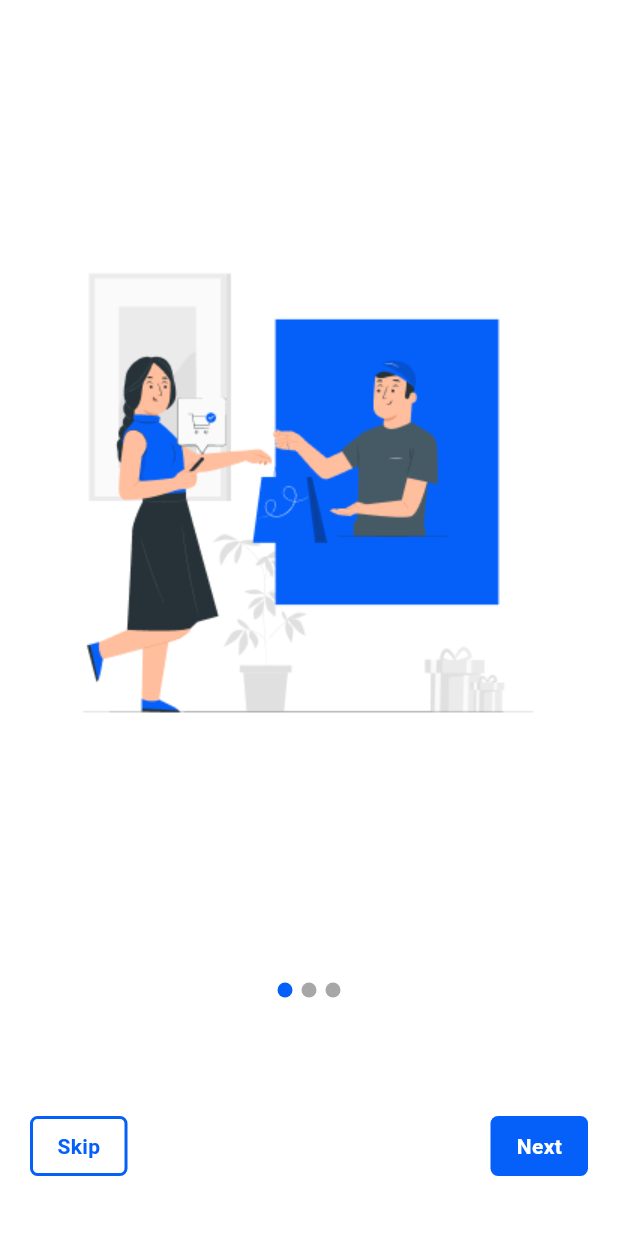
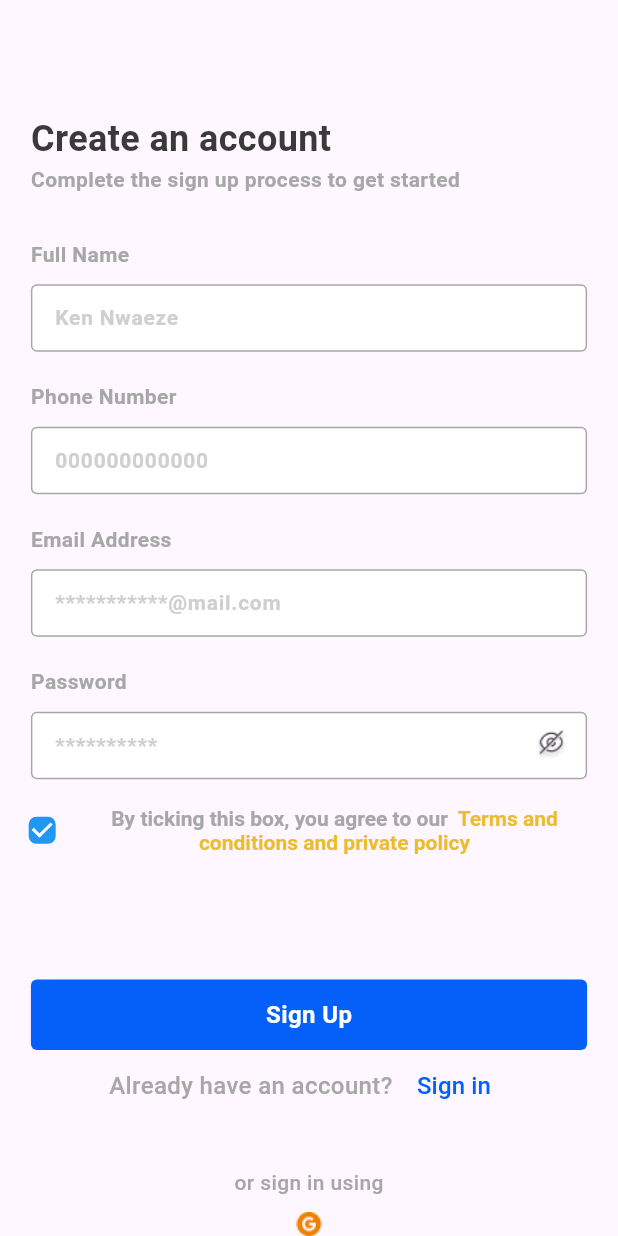
Before and after one commit to Nekori228/OECH-APP, a Flutter app: the screen it shows after launch, after a tap on "Next", on a phone screen of 412 x 824 dp. Run offline on Flutter 3.47's test engine with Material 2 defaults, Android fonts, the phone set to English and light mode, and no system bars; our stand-ins replace google_fonts; missing offline and left inert: syncfusion_flutter_pdfviewer.

Commit message:
Success question 3,4

```diff
--- a/lib/pages/Onboarding.dart
+++ b/lib/pages/Onboarding.dart
@@ -1,6 +1,8 @@
 import 'package:flutter/cupertino.dart';
 import 'package:flutter/material.dart';
 import 'package:google_fonts/google_fonts.dart';
+
+import 'SignUp.dart';
 
 class Onboarding extends StatelessWidget {
   const Onboarding({Key? key}) : super(key: key);
@@ -119,12 +121,12 @@ class _CarouselState extends State<Carousel> {
                     width: 65,
                     child: GestureDetector(
                       onTap: () {
-                        // Navigator.pushReplacement(
-                        //   context,
-                        //   MaterialPageRoute(
-                        //     builder: (context) => Sign_up(),
-                        //   ),
-                        // );
+                        Navigator.pushReplacement(
+                          context,
+                          MaterialPageRoute(
+                            builder: (context) => SignUp(),
+                          ),
+                        );
                       },
                       child: Container(
                         decoration: BoxDecoration(
@@ -155,12 +157,12 @@ class _CarouselState extends State<Carousel> {
                   height: 47,
                   child: GestureDetector(
                     onTap: () {
-                      // Navigator.pushReplacement(
-                      //   context,
-                      //   MaterialPageRoute(
-                      //     builder: (context) => Sign_up(),
-                      //   ),
-                      // );
+                      Navigator.pushReplacement(
+                        context,
+                        MaterialPageRoute(
+                          builder: (context) => SignUp(),
+                        ),
+                      );
                     },
                     child: Container(
                       decoration: BoxDecoration(
--- /dev/null
+++ b/lib/pages/SignUp.dart
@@ -0,0 +1,345 @@
+import 'package:flutter/cupertino.dart';
+import 'package:flutter/material.dart';
+import 'package:google_fonts/google_fonts.dart';
+
+import 'LogIn.dart';
+import 'PrivatePolicy.dart';
+
+class SignUp extends StatefulWidget {
+  SignUp({Key? key}) : super(key: key);
+
+  @override
+  State<SignUp> createState() => _SignUpState();
+}
+
+class _SignUpState extends State<SignUp> {
+  bool _obscureText = true;
+
+  void _toggleObscureText() {
+    setState(() {
+      _obscureText = !_obscureText;
+    });
+  }
+
+  bool? _isChecked = true;
+
+  void _toggleCheckbox(bool? value) {
+    setState(() {
+      _isChecked = value;
+    });
+  }
+
+  @override
+  Widget build(BuildContext context) {
+    return Scaffold(
+      body: SafeArea(
+        child: Column(
+          mainAxisAlignment: MainAxisAlignment.center,
+          crossAxisAlignment: CrossAxisAlignment.start,
+          children: [
+            Spacer(),
+            Container(
+              margin: EdgeInsets.symmetric(
+                  horizontal: MediaQuery.of(context).size.width * 0.05),
+              child: Column(
+                crossAxisAlignment: CrossAxisAlignment.start,
+                children: [
+                  Text(
+                    "Create an account",
+                    style: GoogleFonts.roboto(
+                        color: Color(0xFF3A3A3A),
+                        fontSize: 24,
+                        fontWeight: FontWeight.w600),
+                  ),
+                  Text(
+                    "Complete the sign up process to get started",
+                    style: GoogleFonts.roboto(
+                        color: Color(0xFFA7A7A7),
+                        fontSize: 14,
+                        fontWeight: FontWeight.w600),
+                  ),
+                  SizedBox(height: 30),
+                  Text(
+                    "Full Name",
+                    style: GoogleFonts.roboto(
+                        color: Color(0xFFA7A7A7),
+                        fontSize: 14,
+                        fontWeight: FontWeight.w600),
+                  ),
+                  SizedBox(height: 10),
+                  SizedBox(
+                    height: 45,
+                    child: TextField(
+                      textAlignVertical: TextAlignVertical.center,
+                      decoration: InputDecoration(
+                        filled: true,
+                        fillColor: Colors.white,
+                        enabledBorder: OutlineInputBorder(
+                          borderSide:
+                              BorderSide(color: Color(0xFFA7A7A7), width: 1.0),
+                        ),
+                        focusedBorder: OutlineInputBorder(
+                          borderSide:
+                              BorderSide(color: Color(0xFFA7A7A7), width: 1.0),
+                        ),
+                        hintText: 'Ken Nwaeze',
+                        hintStyle: GoogleFonts.roboto(
+                            color: Color(0xFFCFCFCF),
+                            fontSize: 14,
+                            fontWeight: FontWeight.w600),
+                      ),
+                    ),
+                  ),
+                  SizedBox(height: 20),
+                  Text(
+                    "Phone Number",
+                    style: GoogleFonts.roboto(
+                        color: Color(0xFFA7A7A7),
+                        fontSize: 14,
+                        fontWeight: FontWeight.w600),
+                  ),
+                  SizedBox(height: 10),
+                  SizedBox(
+                    height: 45,
+                    child: TextField(
+                      textAlignVertical: TextAlignVertical.center,
+                      decoration: InputDecoration(
+                        filled: true,
+                        fillColor: Colors.white,
+                        enabledBorder: OutlineInputBorder(
+                          borderSide:
+                              BorderSide(color: Color(0xFFA7A7A7), width: 1.0),
+                        ),
+                        focusedBorder: OutlineInputBorder(
+                          borderSide:
+                              BorderSide(color: Color(0xFFA7A7A7), width: 1.0),
+                        ),
+                        hintText: '000000000000',
+                        hintStyle: GoogleFonts.roboto(
+                            color: Color(0xFFCFCFCF),
+                            fontSize: 14,
+                            fontWeight: FontWeight.w600),
+                      ),
+                    ),
+                  ),
+                  SizedBox(height: 20),
+                  Text(
+                    "Email Address",
+                    style: GoogleFonts.roboto(
+                        color: Color(0xFFA7A7A7),
+                        fontSize: 14,
+                        fontWeight: FontWeight.w600),
+                  ),
+                  SizedBox(height: 10),
+                  SizedBox(
+                    height: 45,
+                    child: TextField(
+                      textAlignVertical: TextAlignVertical.center,
+                      decoration: InputDecoration(
+                        filled: true,
+                        fillColor: Colors.white,
+                        enabledBorder: OutlineInputBorder(
+                          borderSide:
+                              BorderSide(color: Color(0xFFA7A7A7), width: 1.0),
+                        ),
+                        focusedBorder: OutlineInputBorder(
+                          borderSide:
+                              BorderSide(color: Color(0xFFA7A7A7), width: 1.0),
+                        ),
+                        hintText: '***********@mail.com',
+                        hintStyle: GoogleFonts.roboto(
+                            color: Color(0xFFCFCFCF),
+                            fontSize: 14,
+                            fontWeight: FontWeight.w600),
+                      ),
+                    ),
+                  ),
+                  SizedBox(height: 20),
+                  Text(
+                    "Password",
+                    style: GoogleFonts.roboto(
+                        color: Color(0xFFA7A7A7),
+                        fontSize: 14,
+                        fontWeight: FontWeight.w600),
+                  ),
+                  SizedBox(height: 10),
+                  SizedBox(
+                    height: 45,
+                    child: TextField(
+                      obscureText: _obscureText,
+                      textAlignVertical: TextAlignVertical.center,
+                      decoration: InputDecoration(
+                        filled: true,
+                        fillColor: Colors.white,
+                        enabledBorder: OutlineInputBorder(
+                          borderSide:
+                              BorderSide(color: Color(0xFFA7A7A7), width: 1.0),
+                        ),
+                        focusedBorder: OutlineInputBorder(
+                          borderSide:
+                              BorderSide(color: Color(0xFFA7A7A7), width: 1.0),
+                        ),
+                        hintText: '**********',
+                        hintStyle: GoogleFonts.roboto(
+                            color: Color(0xFFCFCFCF),
+                            fontSize: 14,
+                            fontWeight: FontWeight.w600),
+                        suffixIcon: IconButton(
+                          icon: _obscureText
+                              ? ImageIcon(
+                                  AssetImage('assets/icons/eye_close.png'),
+                                )
+                              : ImageIcon(
+                                  AssetImage('assets/icons/eye_open.png'),
+                                ),
+                          onPressed: _toggleObscureText,
+                        ),
+                      ),
+                    ),
+                  ),
+                ],
+              ),
+            ),
+            SizedBox(height: 10),
+            Container(
+              margin: EdgeInsets.symmetric(
+                  horizontal: MediaQuery.of(context).size.width * 0.01),
+              child: Row(
+                children: [
+                  Container(
+                    child: Checkbox(
+                      value: _isChecked ?? false,
+                      onChanged: (bool? value) {
+                        _toggleCheckbox(value);
+                      },
+                      activeColor: Colors.blue,
+                      checkColor: Colors.white,
+                      shape: RoundedRectangleBorder(
+                        borderRadius: BorderRadius.circular(5),
+                        side: BorderSide(
+                          color: Color(
+                              0xFF006CEC), // Цвет границ Checkbox в неактивном состоянии
+                        ),
+                      ),
+                    ),
+                  ),
+                  Expanded(
+                    child: Padding(
+                      padding: const EdgeInsets.fromLTRB(0, 0, 14, 0),
+                      child: TextButton(
+                        onPressed: () {
+                          Navigator.push(
+                            context,
+                            MaterialPageRoute(
+                                builder: (context) => const PrivatePolicy()),
+                          );
+                        },
+                        child: RichText(
+                          textAlign: TextAlign.center,
+                          text: TextSpan(
+                            children: <TextSpan>[
+                              TextSpan(
+                                text: 'By ticking this box, you agree to our  ',
+                                style: GoogleFonts.roboto(
+                                    color: Color(0xFFA7A7A7),
+                                    fontSize: 14,
+                                    fontWeight: FontWeight.bold),
+                              ),
+                              TextSpan(
+                                text: 'Terms and conditions and private policy',
+                                style: GoogleFonts.roboto(
+                                    color: Color(0xFFEBBC2E),
+                                    fontSize: 14,
+                                    fontWeight: FontWeight.bold),
+                              ),
+                            ],
+                          ),
+                        ),
+                      ),
+                    ),
+                  ),
+                ],
+              ),
+            ),
+            Spacer(),
+            Container(
+              margin: EdgeInsets.symmetric(
+                  horizontal: MediaQuery.of(context).size.width * 0.05),
+              child: Column(
+                children: [
+                  SizedBox(
+                    width: double.infinity,
+                    height: 47,
+                    child: GestureDetector(
+                      onTap: _isChecked == true
+                          ? () {
+                              Navigator.pushReplacement(
+                                context,
+                                MaterialPageRoute(
+                                  builder: (context) => LogIn(),
+                                ),
+                              );
+                            }
+                          : null,
+                      child: Container(
+                        decoration: BoxDecoration(
+                            borderRadius: BorderRadius.circular(4),
+                            color: Color(0xFF0560FA)),
+                        child: Center(
+                          child: Text(
+                            "Sign Up",
+                            style: GoogleFonts.roboto(
+                                color: Color(0xFFFFFFFF),
+                                fontSize: 16,
+                                fontWeight: FontWeight.bold),
+                          ),
+                        ),
+                      ),
+                    ),
+                  ),
+                  Row(
+                    mainAxisAlignment: MainAxisAlignment.center,
+                    children: [
+                      Text(
+                        'Already have an account? ',
+                        style: GoogleFonts.roboto(
+                            color: Color(0xFFA7A7A7),
+                            fontSize: 16,
+                            fontWeight: FontWeight.w500),
+                      ),
+                      TextButton(
+                        onPressed: () {
+                          Navigator.push(
+                            context,
+                            MaterialPageRoute(builder: (context) => SignUp()),
+                          );
+                        },
+                        child: Text(
+                          'Sign in',
+                          style: GoogleFonts.roboto(
+                              color: Color(0xFF0560FA),
+                              fontSize: 16,
+                              fontWeight: FontWeight.w500),
+                        ),
+                      ),
+                    ],
+                  ),
+                  SizedBox(height: 30),
+                  Text(
+                    'or sign in using',
+                    style: GoogleFonts.roboto(
+                        color: Color(0xFFA7A7A7),
+                        fontSize: 14,
+                        fontWeight: FontWeight.w500),
+                  ),
+                  SizedBox(height: 10),
+                  Image.asset('assets/photo/google.png')
+                ],
+              ),
+            ),
+          ],
+        ),
+      ),
+    );
+  }
+}
--- a/pubspec.yaml
+++ b/pubspec.yaml
@@ -37,6 +37,7 @@ dependencies:
   cupertino_icons: ^1.0.2
   flutter_native_splash: ^2.3.4
   google_fonts: ^5.1.0
+  syncfusion_flutter_pdfviewer: ^22.1.37
 
 dev_dependencies:
   flutter_test:
@@ -68,6 +69,8 @@ flutter:
   # To add assets to your application, add an assets section, like this:
   assets:
     - assets/photo/
+    - assets/icons/
+    - assets/docs/
 
   # An image asset can refer to one or more resolution-specific "variants", see
   # https://flutter.dev/assets-and-images/#resolution-aware
```
Also changed, not shown: lib/pages/LogIn.dart (added, +266 -0 lines), lib/pages/PrivatePolicy.dart (added, +34 -0 lines), assets/icons/eye_close.png (added), assets/icons/eye_open.png (added), assets/photo/google.png (added), pubspec.lock, 2 other files.
